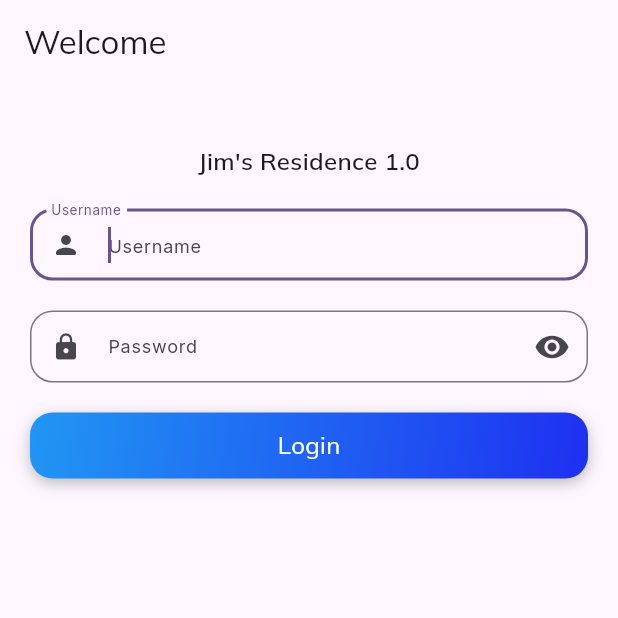
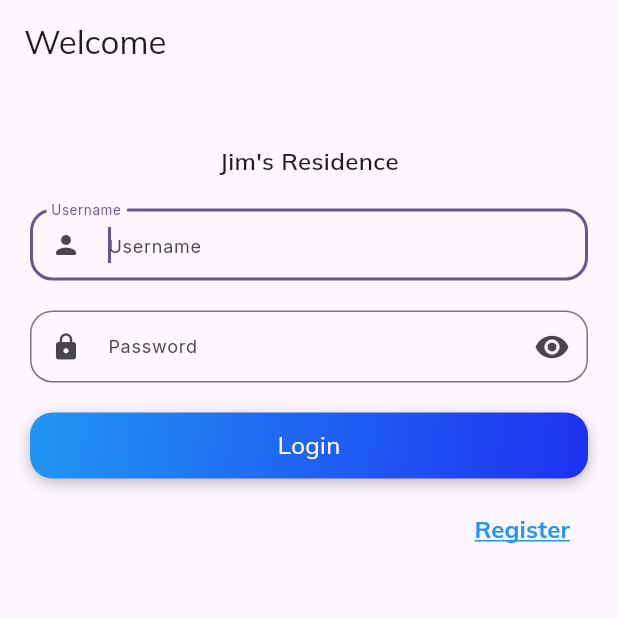
Before and after one commit to AjiRespati/jims_residence_ui, a Flutter app: the screen it shows after launch, on a phone screen of 412 x 824 dp, the top half of it. Run offline on Flutter 3.47's test engine with Material 3 defaults, Android fonts, the phone set to English and light mode, and no system bars; our stand-ins replace email_validator, file_picker, flutter_otp_text_field, flutter_screenutil, get_it, get_it_mixin and 4 more.

Commit message:
login and register done

```diff
--- a/lib/application_info.dart
+++ b/lib/application_info.dart
@@ -5,16 +5,18 @@ class ApplicationInfo {
   /// Prevents from object instantiation.
   ApplicationInfo._();
 
-  static const appName = "Jim's Residence 1.0";
+  static const appName = "Jim's Residence";
 
-  static const baseUrlDev =
-      kIsWeb ? 'http://localhost:3300/api' : "http://10.0.2.2:3300/api";
-  static const baseUrlProd = "http://10.0.2.2:3300/api";
+  static const mainUrlDev =
+      kIsWeb ? 'http://localhost:3300' : "http://10.0.2.2:3300";
+  static const mainUrlProd = 'https://jims.com';
 
-  static const baseUrl = baseUrlDev;
-  // static const baseUrl = baseUrlProd;
+  static const mainUrl = mainUrlDev;
+  // static const mainUrl = mainUrlProd;
 
-  static const isProduction = baseUrl == baseUrlProd;
+  static const isProduction = mainUrl == mainUrlProd;
+
+  static const baseUrl = "$mainUrl/service/api";
 
   static const appVersion = '1.0.0 ${isProduction ? "" : "DEV"}';
 
--- a/lib/features/auth/login_content.dart
+++ b/lib/features/auth/login_content.dart
@@ -30,6 +30,28 @@ class LoginContent extends StatelessWidget with GetItMixin {
             LoginPassword(),
             const SizedBox(height: 20),
             LoginButton(),
+            const SizedBox(height: 10),
+            Row(
+              mainAxisAlignment: MainAxisAlignment.end,
+              children: [
+                TextButton(
+                  onPressed: () {
+                    get<SystemViewModel>().isLoginView = false;
+                  },
+                  child: Text(
+                    "Register",
+                    style: TextStyle(
+                      fontSize: 16,
+                      color: Colors.blue,
+                      fontWeight: FontWeight.w700,
+                      decoration: TextDecoration.underline,
+                      decorationColor: Colors.blue,
+                      decorationThickness: 1.5,
+                    ),
+                  ),
+                ),
+              ],
+            ),
           ],
         );
   }
--- a/lib/features/auth/login_mobile.dart
+++ b/lib/features/auth/login_mobile.dart
@@ -1,14 +1,23 @@
 import 'package:flutter/material.dart';
 import 'package:frontend/features/auth/login_content.dart';
+import 'package:frontend/features/auth/register_content.dart';
+import 'package:frontend/view_models/system_view_model.dart';
+import 'package:get_it_mixin/get_it_mixin.dart';
 
-class LoginMobile extends StatelessWidget {
-  const LoginMobile({super.key});
+class LoginMobile extends StatelessWidget with GetItMixin {
+  LoginMobile({super.key});
 
   @override
   Widget build(BuildContext context) {
     return Scaffold(
       appBar: AppBar(title: Text("Welcome"), automaticallyImplyLeading: false),
-      body: Padding(padding: const EdgeInsets.all(20), child: LoginContent()),
+      body: Padding(
+        padding: const EdgeInsets.all(20),
+        child:
+            watchOnly((SystemViewModel x) => x.isLoginView)
+                ? LoginContent()
+                : RegisterContent(),
+      ),
     );
   }
 }
--- a/lib/services/api_service.dart
+++ b/lib/services/api_service.dart
@@ -24,6 +24,7 @@ class ApiService {
   /// /login',
   /// /refresh',
   /// /logout',
+
   Future<bool> login(String username, String password) async {
     final response = await http.post(
       Uri.parse('$baseUrl/auth/login'),
--- a/lib/view_models/system_view_model.dart
+++ b/lib/view_models/system_view_model.dart
@@ -10,8 +10,13 @@ class SystemViewModel extends ChangeNotifier {
   final ApiService apiService = ApiService();
   final Future<SharedPreferences> _prefs = SharedPreferences.getInstance();
   bool _isBusy = false;
+  bool _isLoginView = true;
+
   final TextEditingController usernameController = TextEditingController();
   final TextEditingController passwordController = TextEditingController();
+  final TextEditingController emailController = TextEditingController();
+  final TextEditingController confirmpasswordController =
+      TextEditingController();
   bool _showPassword = false;
   int _currentPageIndex = 0;
   List<String> pageLabels = ["Home", "Products", "Stock", "Sales"];
@@ -24,6 +29,12 @@ class SystemViewModel extends ChangeNotifier {
   bool get isBusy => _isBusy;
   set isBusy(bool val) {
     _isBusy = val;
+    notifyListeners();
+  }
+
+  bool get isLoginView => _isLoginView;
+  set isLoginView(bool val) {
+    _isLoginView = val;
     notifyListeners();
   }
 
@@ -84,4 +95,11 @@ class SystemViewModel extends ChangeNotifier {
       ).showSnackBar(const SnackBar(content: Text("Invalid credentials")));
     }
   }
+
+  Future<bool> register() async {
+    return await apiService.register(
+      emailController.text,
+      passwordController.text,
+    );
+  }
 }
--- a/pubspec.yaml
+++ b/pubspec.yaml
@@ -28,6 +28,7 @@ dependencies:
   get_it: ^7.7.0
   universal_platform: ^1.1.0
   http_parser: ^4.1.2
+  email_validator: ^3.0.0
 
 dev_dependencies:
   flutter_test:
```
Also changed, not shown: lib/features/auth/components/confirm_password.dart (added, +65 -0 lines), lib/features/auth/components/email_register.dart (added, +35 -0 lines), lib/features/auth/components/register_button.dart (added, +28 -0 lines), lib/features/auth/register_content.dart (added, +95 -0 lines), pubspec.lock.
